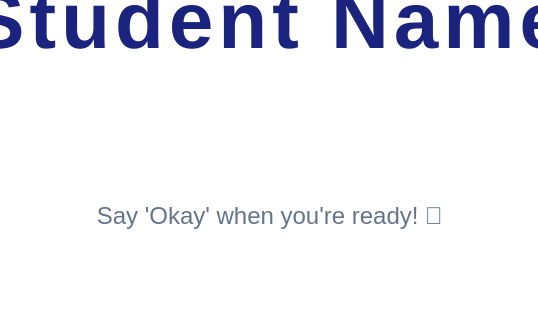
Before: the Qt Designer form ui/studentCallUI.ui in zenBandara/akshi-robot-main, drawn with Qt 5; both pictures show x 180 to 718 and y 280 to 600 of the 900 by 600 pixel window.
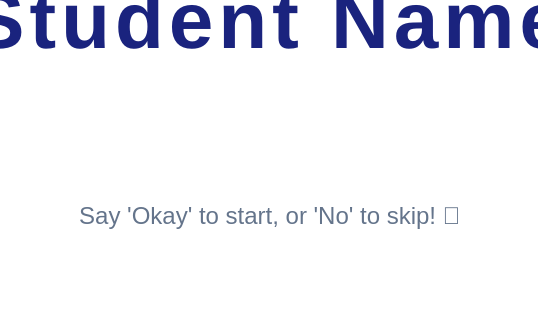
After: the same form once the commit is applied.

Commit message: Build: add student skip functionality to call screen and implement global emergency stop handling in keyboard manager

Patch:
```diff
--- a/ui/studentCallUI.ui
+++ b/ui/studentCallUI.ui
@@ -40,7 +40,7 @@
    </item>
    <item>
     <widget class="QLabel" name="hint_label">
-     <property name="text"><string>Say 'Okay' when you're ready! 🌟</string></property>
+     <property name="text"><string>Say 'Okay' to start, or 'No' to skip! 🌟</string></property>
      <property name="alignment"><set>Qt::AlignCenter</set></property>
      <property name="styleSheet"><string>font-size: 24px; color: #64748B; margin-top: 50px;</string></property>
     </widget>
```
The commit also changes 2 other files.
